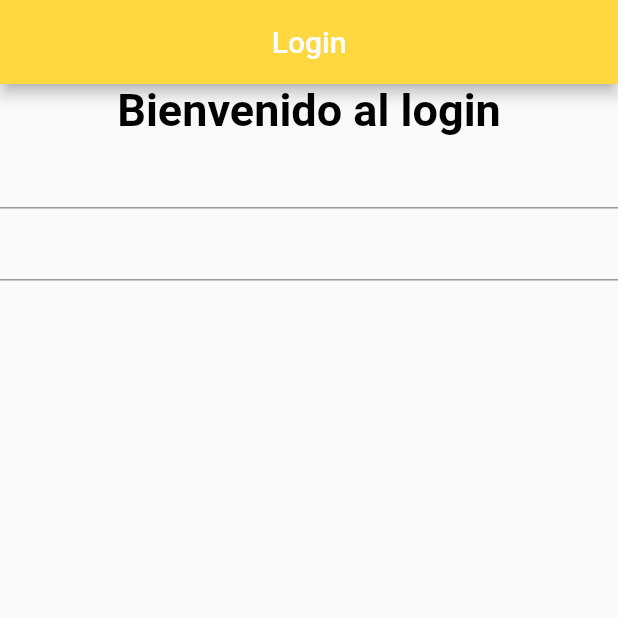
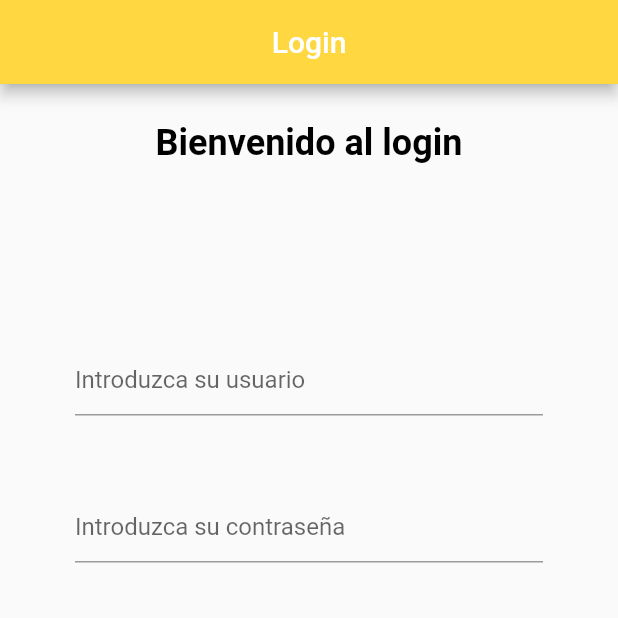
Before and after one commit to carlosgr1992/EjercicioFlutterDAM, a Flutter app: the screen it shows after launch, on a phone screen of 412 x 824 dp, the top half of it. Run offline on Flutter 3.47's test engine with Material 2 defaults, Android fonts, the phone set to English and light mode, and no system bars.

Commit message:
mayor personalización del loginView(colores,centrados,hint)

```diff
--- a/lib/onBoarding/LoginView.dart
+++ b/lib/onBoarding/LoginView.dart
@@ -9,26 +9,44 @@ class LoginView extends StatelessWidget {
     _context = context;
 
     return Scaffold(
-      appBar: AppBar(title: Text("Login"), centerTitle: true, backgroundColor: Colors.amberAccent,),
+      appBar: AppBar(
+        title: Text("Login"),
+        centerTitle: true,
+        backgroundColor: Colors.amberAccent,
+      ),
       body: Column(
+        crossAxisAlignment: CrossAxisAlignment.center,
         children: [
-          Text("Bienvenido al login",
+          SizedBox(height: 25),
+          Text(
+            "Bienvenido al login",
             style: TextStyle(
-            fontSize: 30,
+              fontSize: 24,
               fontWeight: FontWeight.bold,
-            color: Colors.black
-          )),
-          TextField(
+              color: Colors.black,
+            ),
+          ),
+          SizedBox(height: 120),  // Espacio entre el texto y las cajas
+          Padding(
+            padding: const EdgeInsets.symmetric(horizontal: 50.0),
+            child: TextField(
               decoration: InputDecoration(
+                hintText: "Introduzca su usuario",
                 focusedBorder: UnderlineInputBorder(
                   borderSide: BorderSide(color: Colors.amberAccent),
                 ),
               ),
             ),
-          TextFormField(
+          ),
+          SizedBox(height: 50),  // Espacio entre las cajas
+          Padding(
+            padding: const EdgeInsets.symmetric(horizontal: 50.0),
+            child: TextFormField(
               decoration: InputDecoration(
+                hintText: "Introduzca su contraseña",
                 focusedBorder: UnderlineInputBorder(
-                  borderSide: BorderSide(color: Colors.amberAccent)
+                  borderSide: BorderSide(color: Colors.amberAccent),
+                ),
               ),
             ),
           ),
```
Lines whose indentation alone changed are shown as unchanged.
